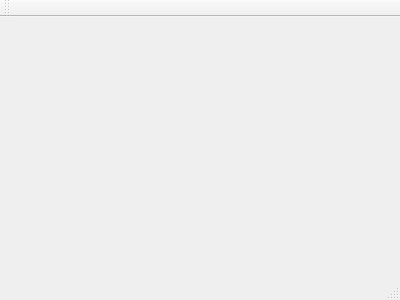
Qt form TER_Code/mainwindow.ui (Zelteir/automata-to-regular-language) before a commit.
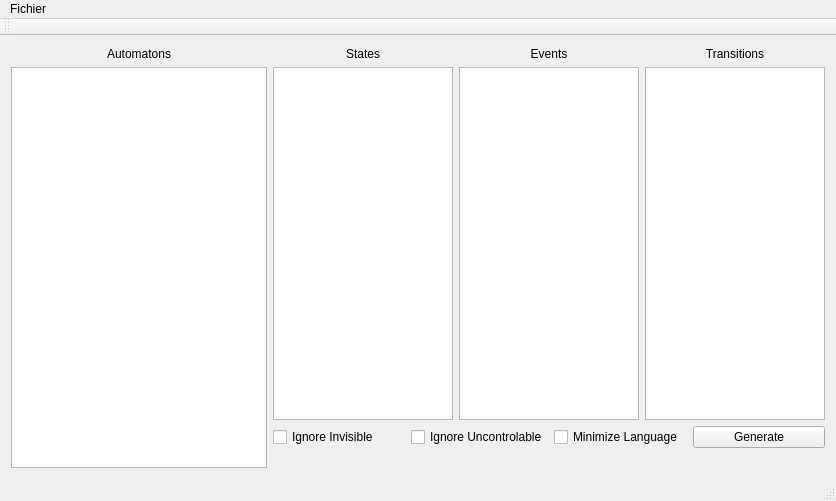
The same form after that commit.

Commit message: Initial Window. Basic interface, no advanced usage.

The edit to the form file:
```diff
--- a/TER_Code/mainwindow.ui
+++ b/TER_Code/mainwindow.ui
@@ -1,24 +1,210 @@
 <ui version="4.0">
  <class>MainWindow</class>
- <widget class="QMainWindow" name="MainWindow" >
-  <property name="geometry" >
+ <widget class="QMainWindow" name="MainWindow">
+  <property name="geometry">
    <rect>
     <x>0</x>
     <y>0</y>
-    <width>400</width>
-    <height>300</height>
+    <width>836</width>
+    <height>501</height>
    </rect>
   </property>
   <property name="windowTitle" >
    <string>MainWindow</string>
   </property>
-  <widget class="QMenuBar" name="menuBar" />
-  <widget class="QToolBar" name="mainToolBar" />
-  <widget class="QWidget" name="centralWidget" />
-  <widget class="QStatusBar" name="statusBar" />
+  <widget class="QWidget" name="centralWidget">
+   <layout class="QHBoxLayout" name="horizontalLayout_2">
+    <item>
+     <layout class="QVBoxLayout" name="verticalLayout">
+      <item>
+       <widget class="QLabel" name="label_2">
+        <property name="text">
+         <string>Automatons</string>
+        </property>
+        <property name="alignment">
+         <set>Qt::AlignCenter</set>
+        </property>
+       </widget>
+      </item>
+      <item>
+       <widget class="QListView" name="listView">
+        <property name="sizePolicy">
+         <sizepolicy hsizetype="Fixed" vsizetype="Expanding">
+          <horstretch>0</horstretch>
+          <verstretch>0</verstretch>
+         </sizepolicy>
+        </property>
+        <property name="cursor" stdset="0">
+         <cursorShape>ArrowCursor</cursorShape>
+        </property>
+       </widget>
+      </item>
+     </layout>
+    </item>
+    <item>
+     <layout class="QVBoxLayout" name="verticalLayout_2">
+      <item>
+       <layout class="QHBoxLayout" name="horizontalLayout">
+        <item>
+         <layout class="QVBoxLayout" name="verticalLayout_4">
+          <item>
+           <widget class="QLabel" name="label_4">
+            <property name="text">
+             <string>States</string>
+            </property>
+            <property name="alignment">
+             <set>Qt::AlignCenter</set>
+            </property>
+           </widget>
+          </item>
+          <item>
+           <widget class="QListView" name="listView_3"/>
+          </item>
+         </layout>
+        </item>
+        <item>
+         <layout class="QVBoxLayout" name="verticalLayout_5">
+          <item>
+           <widget class="QLabel" name="label_5">
+            <property name="text">
+             <string>Events</string>
+            </property>
+            <property name="alignment">
+             <set>Qt::AlignCenter</set>
+            </property>
+           </widget>
+          </item>
+          <item>
+           <widget class="QListView" name="listView_4"/>
+          </item>
+         </layout>
+        </item>
+        <item>
+         <layout class="QVBoxLayout" name="verticalLayout_3">
+          <item>
+           <widget class="QLabel" name="label_3">
+            <property name="text">
+             <string>Transitions</string>
+            </property>
+            <property name="alignment">
+             <set>Qt::AlignCenter</set>
+            </property>
+           </widget>
+          </item>
+          <item>
+           <widget class="QListView" name="listView_2"/>
+          </item>
+         </layout>
+        </item>
+       </layout>
+      </item>
+      <item>
+       <layout class="QHBoxLayout" name="horizontalLayout_3">
+        <item>
+         <widget class="QCheckBox" name="checkBox">
+          <property name="text">
+           <string>Ignore Invisible</string>
+          </property>
+         </widget>
+        </item>
+        <item>
+         <widget class="QCheckBox" name="checkBox_2">
+          <property name="text">
+           <string>Ignore Uncontrolable</string>
+          </property>
+         </widget>
+        </item>
+        <item>
+         <widget class="QCheckBox" name="checkBox_3">
+          <property name="text">
+           <string>Minimize Language</string>
+          </property>
+         </widget>
+        </item>
+        <item>
+         <widget class="QPushButton" name="pushButton">
+          <property name="text">
+           <string>Generate</string>
+          </property>
+         </widget>
+        </item>
+       </layout>
+      </item>
+      <item>
+       <widget class="QLabel" name="label">
+        <property name="text">
+         <string/>
+        </property>
+       </widget>
+      </item>
+     </layout>
+    </item>
+   </layout>
+  </widget>
+  <widget class="QMenuBar" name="menuBar">
+   <property name="geometry">
+    <rect>
+     <x>0</x>
+     <y>0</y>
+     <width>836</width>
+     <height>20</height>
+    </rect>
+   </property>
+   <widget class="QMenu" name="menuFichier">
+    <property name="title">
+     <string>Fichier</string>
+    </property>
+    <addaction name="actionNew"/>
+    <addaction name="actionOpen_Import"/>
+    <addaction name="actionSave"/>
+    <addaction name="actionSave_as"/>
+    <addaction name="actionClose"/>
+    <addaction name="separator"/>
+    <addaction name="actionExit"/>
+   </widget>
+   <addaction name="menuFichier"/>
+  </widget>
+  <widget class="QToolBar" name="mainToolBar">
+   <attribute name="toolBarArea">
+    <enum>TopToolBarArea</enum>
+   </attribute>
+   <attribute name="toolBarBreak">
+    <bool>true</bool>
+   </attribute>
+  </widget>
+  <widget class="QStatusBar" name="statusBar"/>
+  <action name="actionNew">
+   <property name="text">
+    <string>New</string>
+   </property>
+  </action>
+  <action name="actionOpen_Import">
+   <property name="text">
+    <string>Open/Import</string>
+   </property>
+  </action>
+  <action name="actionSave">
+   <property name="text">
+    <string>Save</string>
+   </property>
+  </action>
+  <action name="actionSave_as">
+   <property name="text">
+    <string>Save as...</string>
+   </property>
+  </action>
+  <action name="actionClose">
+   <property name="text">
+    <string>Close</string>
+   </property>
+  </action>
+  <action name="actionExit">
+   <property name="text">
+    <string>Exit</string>
+   </property>
+  </action>
  </widget>
- <layoutDefault spacing="6" margin="11" />
- <pixmapfunction></pixmapfunction>
+ <layoutdefault spacing="6" margin="11"/>
  <resources/>
  <connections/>
 </ui>
```
Left out of the diff: 3 changed lines with no effect on the pictures.
